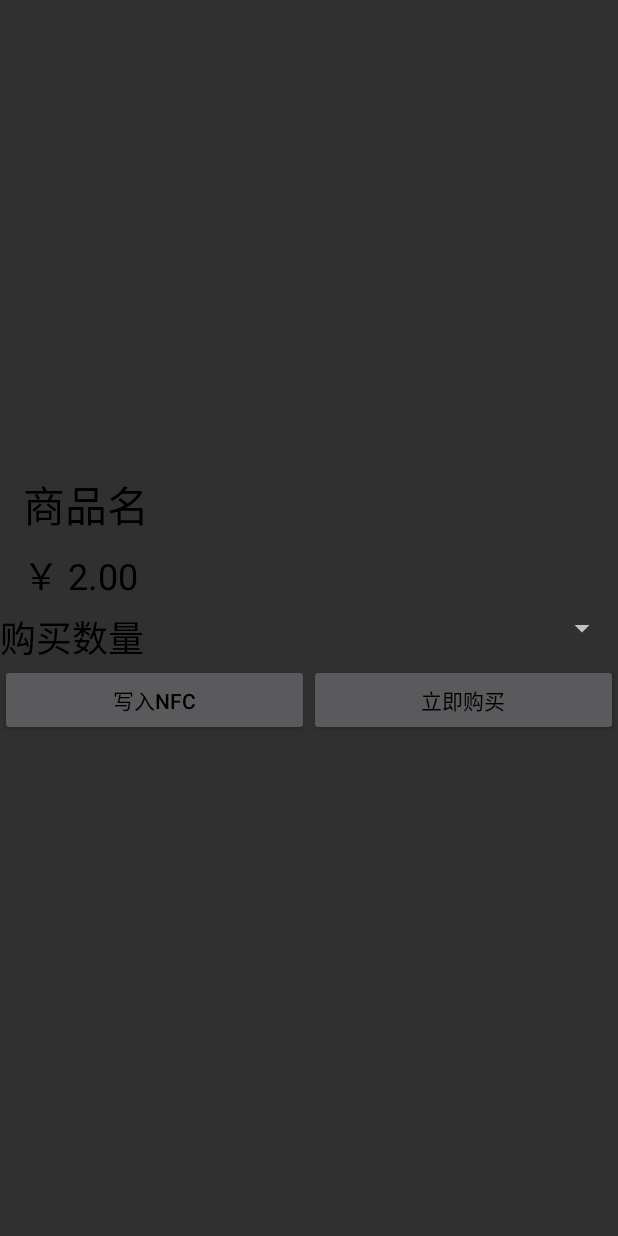
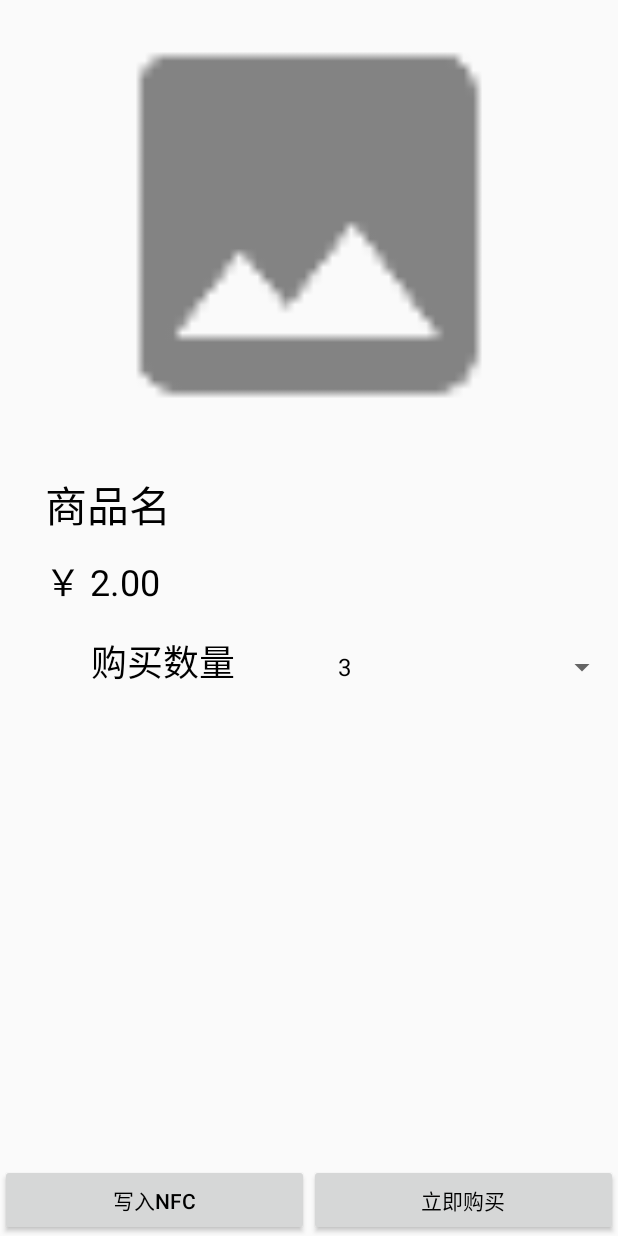
Before and after one commit to ZJU-Project-Training-G01/Wepay, an Android app: the GoodActivity screen opened directly, with no data from a screen before it, on a phone screen of 412 x 824 dp. Run offline under Robolectric (Android 15) with nearby library versions, the phone set to English and light mode, and no system bars; 2 statements that could not run were skipped.

Commit message:
修改主题，商品详情页基本完成

```diff
--- a/NFC_Pay/app/src/main/java/cn/edu/zju/se_g01/nfc_pay/GoodActivity.java
+++ b/NFC_Pay/app/src/main/java/cn/edu/zju/se_g01/nfc_pay/GoodActivity.java
@@ -1,16 +1,28 @@
 package cn.edu.zju.se_g01.nfc_pay;
 
 import android.app.Activity;
-import android.content.Context;
+import android.graphics.Bitmap;
+import android.graphics.BitmapFactory;
 import android.os.Bundle;
-import android.os.PersistableBundle;
+import android.os.Handler;
+import android.os.Message;
 import android.support.annotation.Nullable;
-import android.util.AttributeSet;
 import android.util.Log;
 import android.view.View;
+import android.widget.AdapterView;
+import android.widget.ArrayAdapter;
 import android.widget.ImageView;
+import android.widget.Spinner;
 import android.widget.TextView;
+import android.widget.Toast;
 
+import java.io.IOException;
+import java.io.InputStream;
+import java.net.MalformedURLException;
+import java.net.URL;
+import java.util.ArrayList;
+import java.util.Arrays;
+import java.util.List;
 import java.util.UUID;
 
 import cn.edu.zju.se_g01.nfc_pay.Good.Goods;
@@ -25,6 +37,19 @@ public class GoodActivity extends Activity {
     public static final String EXTRA_GOOD_ID =
             "cn.edu.zju.se_g01.nfc_pay.good_id";
     private Goods g;
+    int buy_amount;
+
+    ImageView img;
+
+    private Handler handler = new Handler() {
+        @Override
+        public void handleMessage(Message msg) {
+            if (msg.what == 0) {
+                Bitmap bitmap = (Bitmap) msg.obj;
+                img.setImageBitmap(bitmap);
+            }
+        }
+    };
 
     @Override
     public void onCreate(@Nullable Bundle savedInstanceState) {
@@ -36,12 +61,57 @@ public class GoodActivity extends Activity {
         g = GoodsLab.get(this).getGoods(goodUuid);
         Log.d("GoodActivity", "create good activity");
 
-        ImageView img = (ImageView) findViewById(R.id.detail_good_img);
+        img = (ImageView) findViewById(R.id.detail_good_img);
+        img.setImageResource(R.drawable.ic_default_img);
+//        imgDownloaderThread.queueImg(img, g.getImgUrl());
+
+        new Thread(){
+            @Override
+            public void run() {
+                try {
+                    URL url = new URL(g.getImgUrl());
+                    InputStream is = url.openStream();
+                    Bitmap bitmap = BitmapFactory.decodeStream(is);
+
+                    Message msg = new Message();
+                    msg.what = 0;
+                    msg.obj = bitmap;
+                    handler.sendMessage(msg);
+
+                    is.close();
+                } catch (Exception e) {
+                    e.printStackTrace();
+                }
+            }
+        }.start();
+
         TextView goodName = (TextView) findViewById(R.id.detail_good_name);
         TextView unitPrice = (TextView) findViewById(R.id.detail_unit_price);
 
         goodName.setText(g.getGoodsName());
-        unitPrice.setText(String.format("%.2f", g.getUnitPrice()));
+        unitPrice.setText(String.format("￥%.2f", g.getUnitPrice()));
+
+        Spinner spinner = (Spinner) findViewById(R.id.buy_amount_spinner);
+        List<Integer> list = new ArrayList<>(Arrays.asList(1, 2, 3, 4, 5));
+        ArrayAdapter<Integer> arrayAdapter = new ArrayAdapter<Integer>
+                (this, android.R.layout.simple_spinner_item, list);
+        arrayAdapter.setDropDownViewResource(android.R.layout.simple_spinner_item);
+        spinner.setAdapter(arrayAdapter);
+
+        spinner.setSelection(2);
+
+        spinner.setOnItemSelectedListener(new AdapterView.OnItemSelectedListener() {
+            @Override
+            public void onItemSelected(AdapterView<?> parent, View view, int position, long id) {
+
+                Toast.makeText(getApplicationContext(), String.valueOf(position), Toast.LENGTH_SHORT);
+            }
+
+            @Override
+            public void onNothingSelected(AdapterView<?> parent) {
+
+            }
+        });
     }
 
 }
--- a/NFC_Pay/app/src/main/res/layout/activity_good.xml
+++ b/NFC_Pay/app/src/main/res/layout/activity_good.xml
@@ -1,8 +1,9 @@
 <?xml version="1.0" encoding="utf-8"?>
-<LinearLayout xmlns:android="http://schemas.android.com/apk/res/android"
+<RelativeLayout xmlns:android="http://schemas.android.com/apk/res/android"
     android:layout_width="match_parent"
     android:layout_height="match_parent"
     android:orientation="vertical"
+
     android:weightSum="1">
 
     <ImageView
@@ -15,47 +16,58 @@
         android:id="@+id/detail_good_name"
         android:layout_width="wrap_content"
         android:layout_height="wrap_content"
-        android:layout_marginLeft="15dp"
         android:layout_marginTop="15dp"
         android:text="商品名"
         android:textColor="@android:color/black"
         android:textSize="28sp"
-        />
+        android:layout_below="@+id/detail_good_img"
+        android:layout_alignLeft="@+id/detail_unit_price"
+        android:layout_alignStart="@+id/detail_unit_price" />
 
     <TextView
         android:id="@+id/detail_unit_price"
         android:layout_width="wrap_content"
         android:layout_height="wrap_content"
-        android:layout_marginLeft="15dp"
-        android:layout_marginTop="8dp"
+        android:layout_marginLeft="30dp"
+        android:layout_marginTop="12dp"
         android:text="￥ 2.00"
         android:textColor="@android:color/black"
         android:textSize="24sp"
-        />
+        android:layout_below="@+id/detail_good_name"
+        android:layout_alignParentLeft="true"
+        android:layout_alignParentStart="true"
+        android:layout_marginStart="30dp" />
     <LinearLayout
         android:layout_width="match_parent"
         android:layout_height="wrap_content"
-        android:layout_marginTop="5dp"
-        >
+        android:layout_below="@+id/detail_unit_price"
+        android:layout_alignParentLeft="true"
+        android:layout_alignParentStart="true"
+        android:layout_marginTop="17dp">
+
         <TextView
+            android:id="@+id/textView3"
             android:layout_width="wrap_content"
             android:layout_height="wrap_content"
+            android:layout_weight="1"
+            android:text="购买数量"
             android:textColor="@android:color/black"
-            android:textSize="24sp"
-            android:text="购买数量"
-            />
+            android:textAlignment="center"
+            android:textSize="24sp" />
 
         <Spinner
-            android:id="@+id/spinner"
-            android:layout_width="match_parent"
+            android:id="@+id/buy_amount_spinner"
+            android:layout_width="wrap_content"
             android:layout_height="wrap_content"
             android:layout_weight="1" />
-
     </LinearLayout>
 
     <LinearLayout
         android:layout_width="match_parent"
-        android:layout_height="wrap_content">
+        android:layout_height="wrap_content"
+        android:layout_alignParentBottom="true"
+        android:layout_alignParentLeft="true"
+        android:layout_alignParentStart="true">
 
         <Button
             android:id="@+id/set_nfc_button"
@@ -75,4 +87,4 @@
     </LinearLayout>
 
 
-</LinearLayout>
+</RelativeLayout>
--- a/NFC_Pay/app/src/main/res/values/styles.xml
+++ b/NFC_Pay/app/src/main/res/values/styles.xml
@@ -2,13 +2,14 @@
 
 <resources>
 
-    <style name="app_legacy_theme" parent="android:Theme.NoTitleBar">
+    <style name="app_legacy_theme" parent="android:Theme.Light.NoTitleBar">
         <item name="android:windowBackground">@android:color/white</item>
     </style>
 
-    <style name="AppTheme" parent="Theme.AppCompat">
+    <style name="AppTheme" parent="Theme.AppCompat.Light">
 
-        <!--<item name="android:background">@android:color/white</item>-->
+        <item name="android:background">@android:color/transparent</item>
+        <item name="android:textColor">@android:color/black</item>
         <item name="colorPrimary">@color/theme_color_primary</item>
         <item name="colorPrimaryDark">@color/theme_color_primary_light</item>
         <item name="colorAccent">#084e43</item>
```
